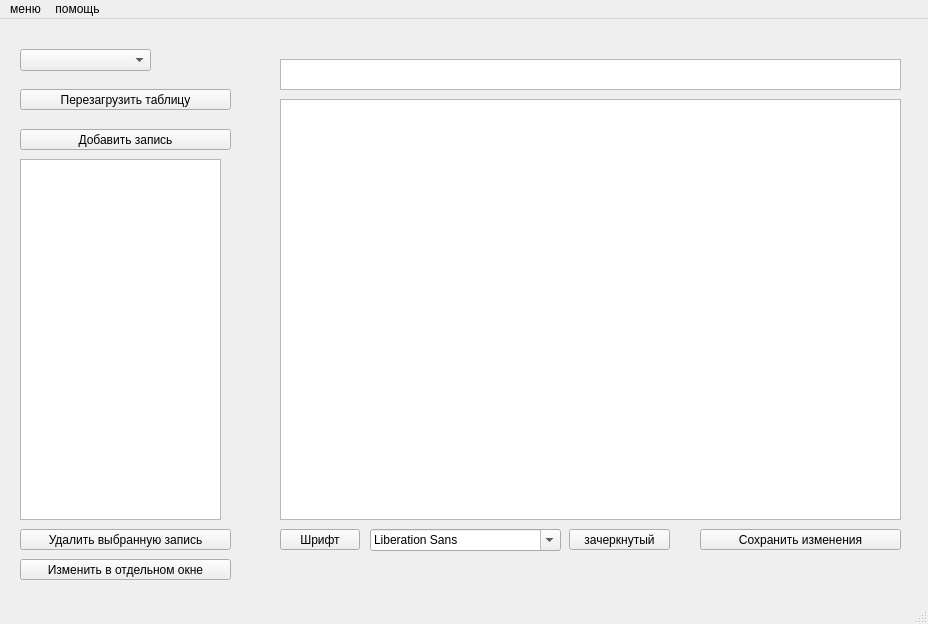
Qt form 004_CHMV/QTLearning/CourseWork02Improved/mainwindow.ui (leaptop/repos2) before a commit.
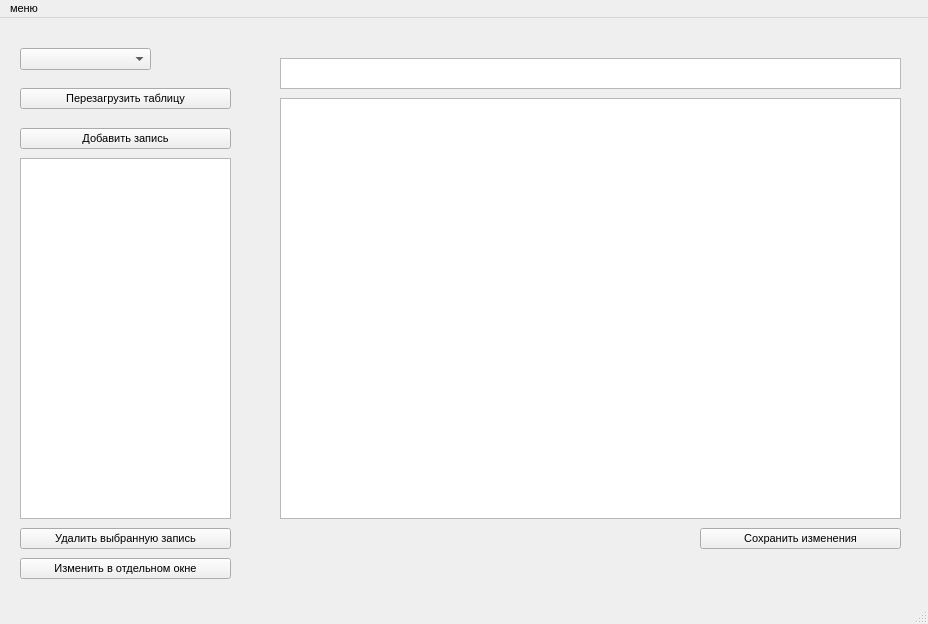
The same form after that commit. Icons and pictures are not drawn.

Diff of the .ui file:
```diff
--- a/004_CHMV/QTLearning/CourseWork02Improved/mainwindow.ui
+++ b/004_CHMV/QTLearning/CourseWork02Improved/mainwindow.ui
@@ -10,6 +10,11 @@
     <height>624</height>
    </rect>
   </property>
+  <property name="font">
+   <font>
+    <pointsize>8</pointsize>
+   </font>
+  </property>
   <property name="windowTitle">
    <string>DailyPlaner</string>
   </property>
@@ -42,7 +47,7 @@
      <rect>
       <x>20</x>
       <y>140</y>
-      <width>201</width>
+      <width>211</width>
       <height>361</height>
      </rect>
     </property>
@@ -99,6 +104,17 @@
       <height>421</height>
      </rect>
     </property>
+    <property name="sizePolicy">
+     <sizepolicy hsizetype="Expanding" vsizetype="Expanding">
+      <horstretch>0</horstretch>
+      <verstretch>0</verstretch>
+     </sizepolicy>
+    </property>
+    <property name="font">
+     <font>
+      <pointsize>8</pointsize>
+     </font>
+    </property>
    </widget>
    <widget class="QPushButton" name="pushButton_4">
     <property name="geometry">
@@ -145,42 +161,6 @@
      <string>&lt;html&gt;&lt;head/&gt;&lt;body&gt;&lt;p&gt;выбор стиля&lt;/p&gt;&lt;/body&gt;&lt;/html&gt;</string>
     </property>
    </widget>
-   <widget class="QPushButton" name="pushButton_3">
-    <property name="geometry">
-     <rect>
-      <x>280</x>
-      <y>510</y>
-      <width>80</width>
-      <height>21</height>
-     </rect>
-    </property>
-    <property name="text">
-     <string>Шрифт</string>
-    </property>
-   </widget>
-   <widget class="QFontComboBox" name="fontComboBox">
-    <property name="geometry">
-     <rect>
-      <x>370</x>
-      <y>510</y>
-      <width>191</width>
-      <height>22</height>
-     </rect>
-    </property>
-   </widget>
-   <widget class="QPushButton" name="pushButton_6">
-    <property name="geometry">
-     <rect>
-      <x>569</x>
-      <y>510</y>
-      <width>101</width>
-      <height>21</height>
-     </rect>
-    </property>
-    <property name="text">
-     <string>зачеркнутый</string>
-    </property>
-   </widget>
    <widget class="QTextEdit" name="textEdit_2">
     <property name="geometry">
      <rect>
@@ -211,24 +191,16 @@
      <x>0</x>
      <y>0</y>
      <width>928</width>
-     <height>25</height>
+     <height>22</height>
     </rect>
    </property>
    <widget class="QMenu" name="menu">
     <property name="title">
      <string>меню</string>
     </property>
-    <addaction name="action_2"/>
-    <addaction name="action_3"/>
-   </widget>
-   <widget class="QMenu" name="menu_2">
-    <property name="title">
-     <string>помощь</string>
-    </property>
     <addaction name="action"/>
    </widget>
    <addaction name="menu"/>
-   <addaction name="menu_2"/>
   </widget>
   <widget class="QStatusBar" name="statusbar"/>
   <action name="action">
```
Left out of the diff: 2 changed lines with no effect on the pictures.
